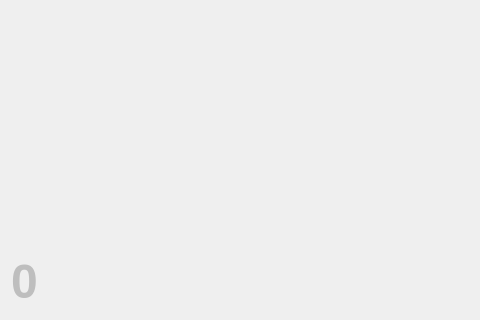
Before: the Qt Designer form appwindow.ui in vapopescu/Vulkan-Engine, drawn with Qt 5; both pictures show x 0 to 480 and y 130 to 450 of the 800 by 450 pixel window.
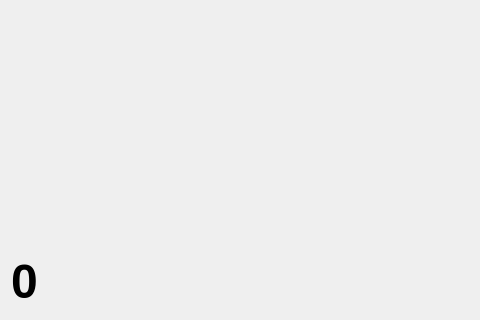
After: the same form once the commit is applied.

```diff
--- a/appwindow.ui
+++ b/appwindow.ui
@@ -54,7 +54,7 @@
     <item row="0" column="0">
      <widget class="QWidget" name="guiWidget" native="true">
       <property name="enabled">
-       <bool>false</bool>
+       <bool>true</bool>
       </property>
       <layout class="QGridLayout" name="gridLayout">
        <item row="1" column="0">
```
